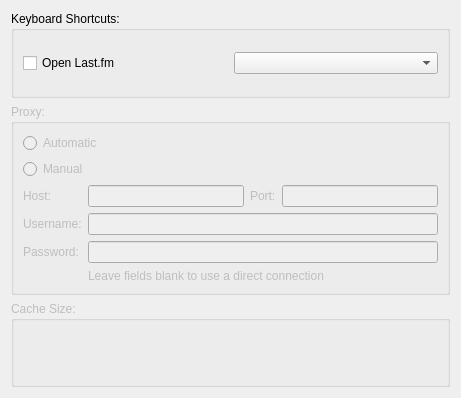
First picture: the form in app/client/Settings/AdvancedSettingsWidget.ui, repository mutecypher/lastfm-desktop, before the edit.
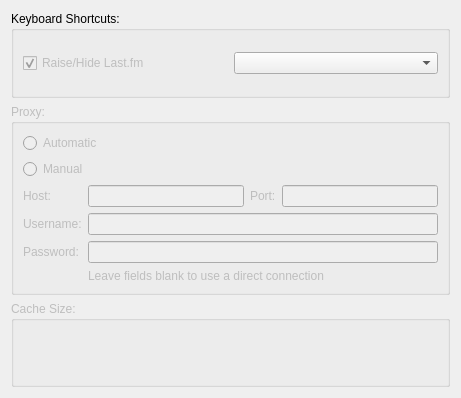
Second picture: the form after the edit. Custom widgets are drawn as their Qt base class.

Commit message: Mostly changes to the auth flow and account settings.

```diff
--- a/app/client/Settings/AdvancedSettingsWidget.ui
+++ b/app/client/Settings/AdvancedSettingsWidget.ui
@@ -22,8 +22,14 @@
      <layout class="QHBoxLayout" name="horizontalLayout">
       <item>
        <widget class="QCheckBox" name="open">
+        <property name="enabled">
+         <bool>false</bool>
+        </property>
         <property name="text">
-         <string>Open Last.fm</string>
+         <string>Raise/Hide Last.fm</string>
+        </property>
+        <property name="checked">
+         <bool>true</bool>
         </property>
        </widget>
       </item>
```
The commit also changes 15 other files.
